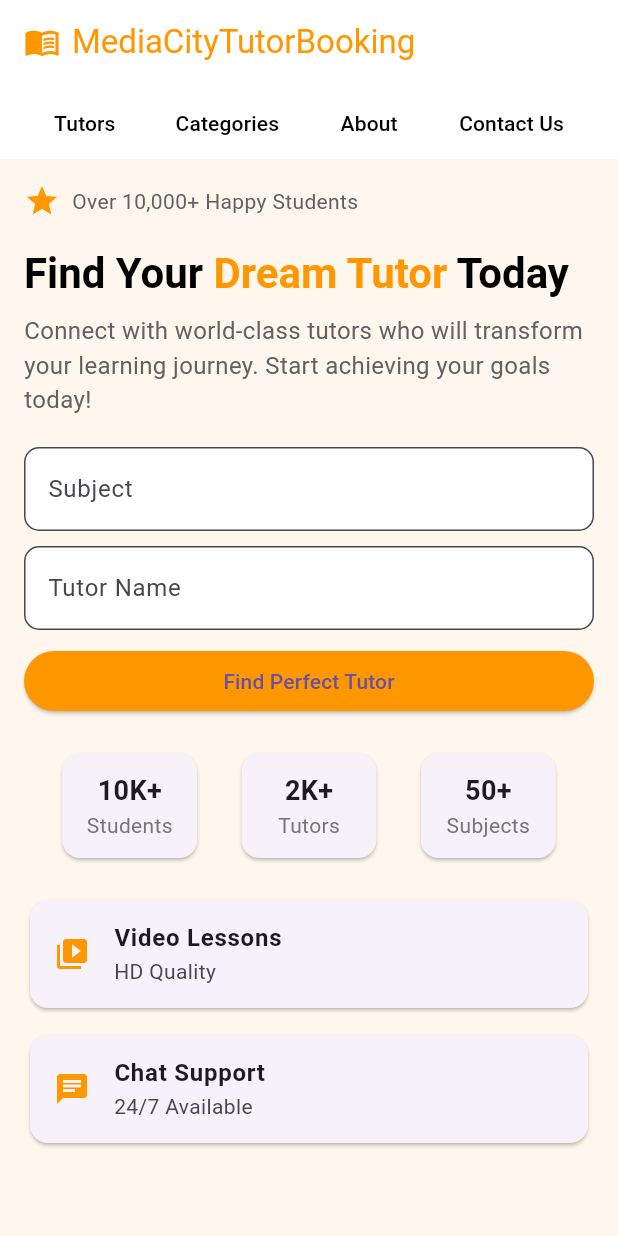
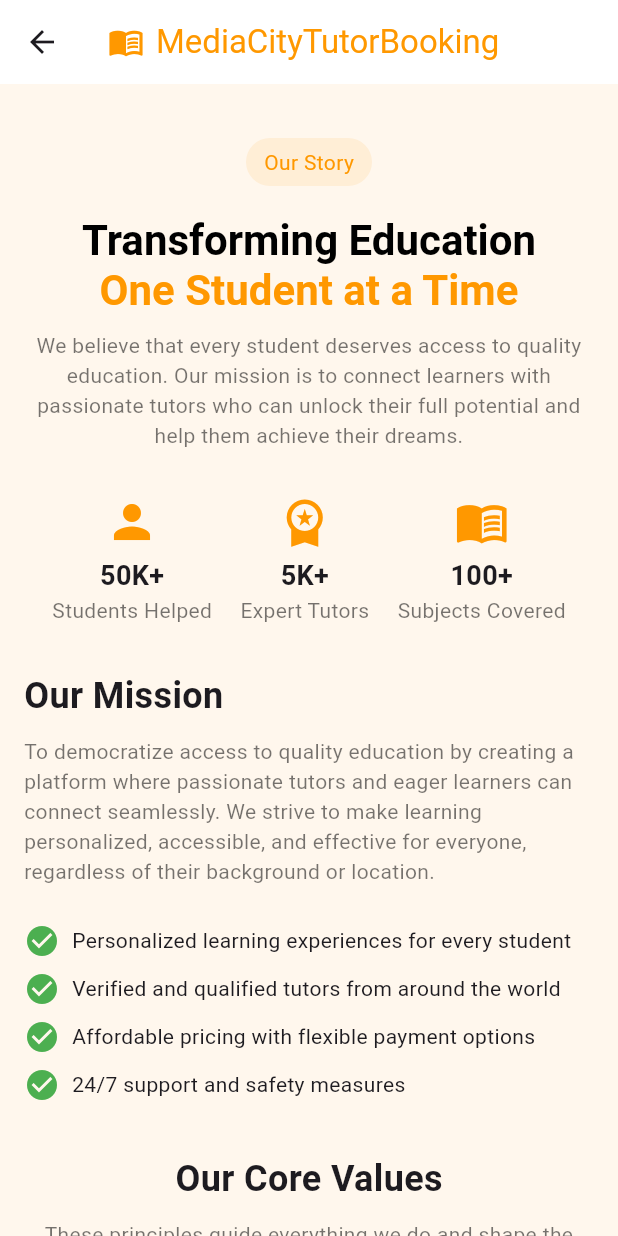
Before and after one commit to Sushil-Jeengar/tutor_booking, a Flutter app: the screen it shows after launch, after a tap on "About", on a phone screen of 412 x 824 dp. Run offline on Flutter 3.47's test engine with Material 3 defaults, Android fonts, the phone set to English and light mode, and no system bars.

Commit message:
about, contact page included

```diff
--- /dev/null
+++ b/lib/about.dart
@@ -0,0 +1,225 @@
+import 'package:flutter/material.dart';
+
+class AboutPage extends StatelessWidget {
+  const AboutPage({super.key});
+
+  @override
+  Widget build(BuildContext context) {
+    return Scaffold(
+      backgroundColor: const Color(0xFFFFF7ED),
+      appBar: AppBar(
+        backgroundColor: Colors.white,
+        elevation: 0,
+        title: const Row(
+          children: [
+            Icon(Icons.menu_book, color: Colors.orange),
+            SizedBox(width: 8),
+            Text('MediaCityTutorBooking', style: TextStyle(color: Colors.orange)),
+          ],
+        ),
+      ),
+      body: SingleChildScrollView(
+        padding: const EdgeInsets.all(16.0),
+        child: Column(
+          crossAxisAlignment: CrossAxisAlignment.start,
+          children: [
+
+            Center(
+              child: Column(
+                children: [
+                  const SizedBox(height: 20),
+                  Container(
+                    padding: const EdgeInsets.symmetric(vertical: 6, horizontal: 12),
+                    decoration: BoxDecoration(
+                      color: Colors.orange.withAlpha(25),
+                      borderRadius: BorderRadius.circular(20),
+                    ),
+                    child: const Text('Our Story', style: TextStyle(color: Colors.orange)),
+                  ),
+                  const SizedBox(height: 20),
+                  RichText(
+                    textAlign: TextAlign.center,
+                    text: const TextSpan(
+                      text: 'Transforming Education\n',
+                      style: TextStyle(fontSize: 28, fontWeight: FontWeight.bold, color: Colors.black),
+                      children: [
+                        TextSpan(text: 'One Student at a Time', style: TextStyle(color: Colors.orange)),
+                      ],
+                    ),
+                  ),
+                  const SizedBox(height: 10),
+                  const Text(
+                    'We believe that every student deserves access to quality education. Our mission is to connect learners with passionate tutors who can unlock their full potential and help them achieve their dreams.',
+                    textAlign: TextAlign.center,
+                    style: TextStyle(color: Colors.black54),
+                  ),
+                ],
+              ),
+            ),
+
+            const SizedBox(height: 30),
+
+            Row(
+              mainAxisAlignment: MainAxisAlignment.spaceEvenly,
+              children: [
+                statCard(Icons.person, '50K+', 'Students Helped'),
+                statCard(Icons.workspace_premium, '5K+', 'Expert Tutors'),
+                statCard(Icons.menu_book, '100+', 'Subjects Covered'),
+              ],
+            ),
+
+            const SizedBox(height: 30),
+
+            const Text(
+              'Our Mission',
+              style: TextStyle(fontSize: 24, fontWeight: FontWeight.bold),
+            ),
+            const SizedBox(height: 10),
+            const Text(
+              'To democratize access to quality education by creating a platform where passionate tutors and eager learners can connect seamlessly. We strive to make learning personalized, accessible, and effective for everyone, regardless of their background or location.',
+              style: TextStyle(color: Colors.black54),
+            ),
+            const SizedBox(height: 20),
+
+            Column(
+              crossAxisAlignment: CrossAxisAlignment.start,
+              children: [
+                missionPoint('Personalized learning experiences for every student'),
+                missionPoint('Verified and qualified tutors from around the world'),
+                missionPoint('Affordable pricing with flexible payment options'),
+                missionPoint('24/7 support and safety measures'),
+              ],
+            ),
+
+            const SizedBox(height: 30),
+
+            const Center(
+              child: Text(
+                'Our Core Values',
+                style: TextStyle(fontSize: 24, fontWeight: FontWeight.bold),
+              ),
+            ),
+            const SizedBox(height: 10),
+            const Center(
+              child: Text(
+                'These principles guide everything we do and shape the experience we create for our community.',
+                textAlign: TextAlign.center,
+                style: TextStyle(color: Colors.black54),
+              ),
+            ),
+            const SizedBox(height: 20),
+
+            Center(
+              child: Wrap(
+                spacing: 20,
+                runSpacing: 20,
+                children: [
+                  valueCard(Icons.track_changes, 'Excellence', 'We strive for the highest quality in everything we do, from tutor selection to platform features.'),
+                  valueCard(Icons.favorite, 'Passion', 'We\'re passionate about education and believe in the transformative power of learning.'),
+                  valueCard(Icons.shield, 'Trust', 'We build trust through transparency, safety measures, and reliable service delivery.'),
+                  valueCard(Icons.language, 'Accessibility', 'We make quality education accessible to learners everywhere, breaking down barriers.'),
+                ],
+              ),
+            ),
+
+            const SizedBox(height: 30),
+
+            const Center(
+              child: Text(
+                'Meet Our Team',
+                style: TextStyle(fontSize: 24, fontWeight: FontWeight.bold),
+              ),
+            ),
+            const SizedBox(height: 10),
+            const Center(
+              child: Text(
+                'The passionate individuals behind MediaCityTutorBooking who work tirelessly to make education accessible to all.',
+                textAlign: TextAlign.center,
+                style: TextStyle(color: Colors.black54),
+              ),
+            ),
+            const SizedBox(height: 20),
+
+            Center(
+              child: Wrap(
+                spacing: 20,
+                runSpacing: 20,
+                children: [
+                  teamCard('Sarah Johnson', 'CEO & Founder'),
+                  teamCard('Michael Chen', 'CTO'),
+                  teamCard('Emily Davis', 'Head of Education'),
+                  teamCard('David Wilson', 'Head of Operations'),
+                ],
+              ),
+            ),
+
+            const SizedBox(height: 30),
+          ],
+        ),
+      ),
+    );
+  }
+
+  Widget statCard(IconData icon, String title, String subtitle) {
+    return Column(
+      children: [
+        Icon(icon, color: Colors.orange, size: 36),
+        const SizedBox(height: 5),
+        Text(title, style: const TextStyle(fontSize: 18, fontWeight: FontWeight.bold)),
+        Text(subtitle, style: const TextStyle(color: Colors.black54)),
+      ],
+    );
+  }
+
+  Widget missionPoint(String text) {
+    return Padding(
+      padding: const EdgeInsets.symmetric(vertical: 4),
+      child: Row(
+        children: [
+          const Icon(Icons.check_circle, color: Colors.green),
+          const SizedBox(width: 8),
+          Expanded(child: Text(text)),
+        ],
+      ),
+    );
+  }
+
+  Widget valueCard(IconData icon, String title, String description) {
+    return SizedBox(
+      width: 160,
+      child: Card(
+        child: Padding(
+          padding: const EdgeInsets.all(12.0),
+          child: Column(
+            children: [
+              Icon(icon, size: 36, color: Colors.orange),
+              const SizedBox(height: 10),
+              Text(title, style: const TextStyle(fontWeight: FontWeight.bold)),
+              const SizedBox(height: 6),
+              Text(description, textAlign: TextAlign.center, style: const TextStyle(fontSize: 12, color: Colors.black54)),
+            ],
+          ),
+        ),
+      ),
+    );
+  }
+
+  Widget teamCard(String name, String role) {
+    return SizedBox(
+      width: 150,
+      child: Card(
+        child: Padding(
+          padding: const EdgeInsets.all(12.0),
+          child: Column(
+            children: [
+              const CircleAvatar(radius: 30, backgroundColor: Colors.grey),
+              const SizedBox(height: 10),
+              Text(name, style: const TextStyle(fontWeight: FontWeight.bold)),
+              Text(role, style: const TextStyle(color: Colors.orange)),
+            ],
+          ),
+        ),
+      ),
+    );
+  }
+}
--- a/lib/main.dart
+++ b/lib/main.dart
@@ -1,6 +1,8 @@
 import 'package:flutter/material.dart';
 import 'find_tutors.dart';
-import 'categories.dart'; // Ensure this file exists and is configured properly
+import 'categories.dart';
+import 'about.dart';
+import 'contact.dart';// Ensure this file exists and is configured properly
 
 void main() {
   runApp(const MyApp());
@@ -17,7 +19,9 @@ class MyApp extends StatelessWidget {
       theme: ThemeData(primarySwatch: Colors.orange),
       routes: {
         '/tutors': (context) => const FindTutorsPage(),
-        '/categories': (context) => const CategoriesPage(),  // ✅ Categories route added
+        '/categories': (context) => const CategoriesPage(),
+        '/about': (context) => const AboutPage(),
+        '/contact': (context) => ContactUsPage(), // ✅ Categories route added
         // Add routes for about, contact later
       },
       home: const HomePage(),
@@ -63,11 +67,13 @@ class HomePage extends StatelessWidget {
                     Navigator.pushNamed(context, '/categories');
                   }),
                   navButton(context, 'About', () {
-                    // Add navigation for about page later
+                    Navigator.pushNamed(context, '/about');
                   }),
+
                   navButton(context, 'Contact Us', () {
-                    // Add navigation for contact page later
-                  }),
+                    Navigator.pushNamed(context, '/contact');
+
+                    }),
                 ],
               ),
             ),
```
Also changed, not shown: lib/contact.dart (added, +170 -0 lines), lib/find_tutors.dart (+94 -106 lines).
